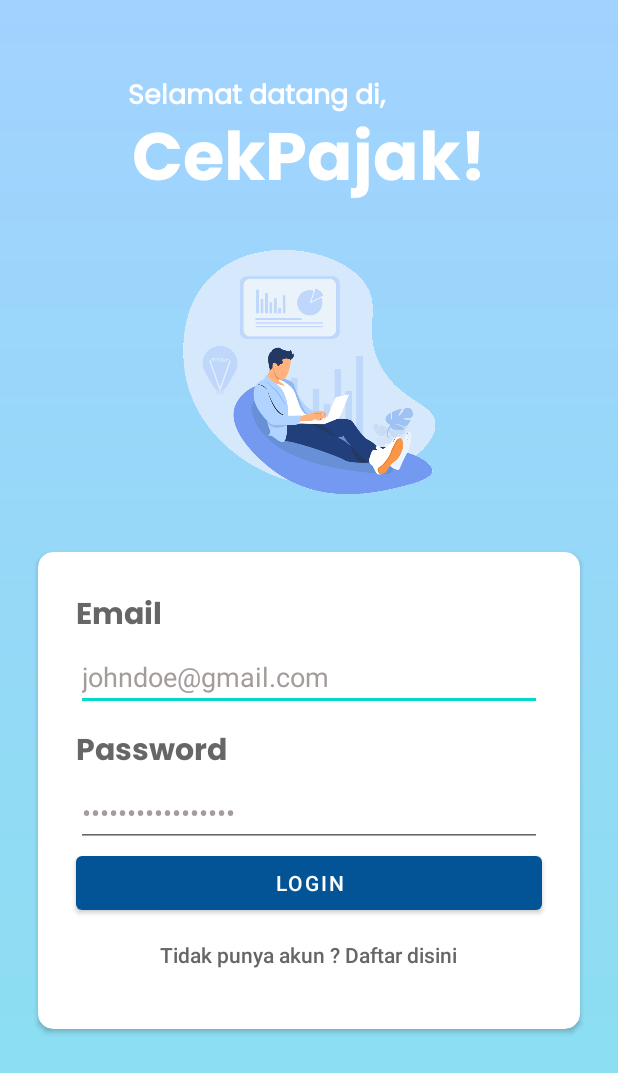
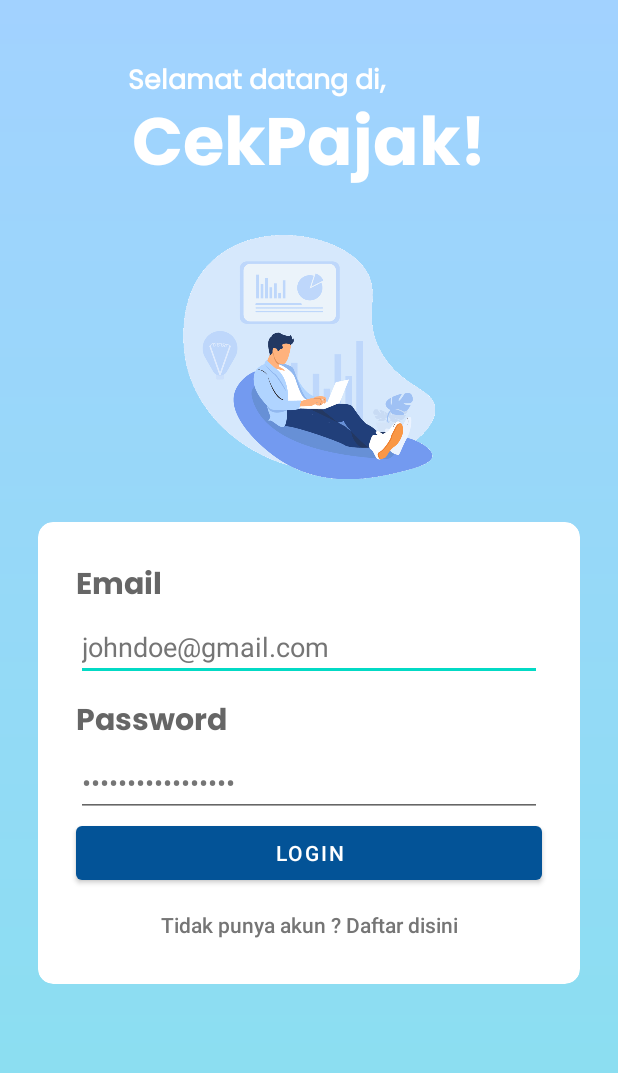
Before and after one commit to ilhamnusantara/AplikasiPPajak, an Android app: the layout activity_login.xml on its own in the app's theme, with its tools: preview values and no code run, on a phone screen of 412 x 824 dp. Shown: the top 1073 px of the screen. Run offline under Robolectric (Android 15) with nearby library versions, the phone set to English and light mode, and no system bars.

Commit message:
[IMP] Tambah fungsi dan database login

```diff
--- a/app/src/main/res/layout/activity_login.xml
+++ b/app/src/main/res/layout/activity_login.xml
@@ -6,30 +6,31 @@
     android:layout_height="match_parent"
     android:background="@drawable/bgnewstyle"
     android:orientation="vertical"
-
+    android:id="@+id/mainLayout"
     tools:context="com.example.cekpajak.views.LoginActivity">
     <TextView
         android:id="@+id/textView4"
         android:layout_width="match_parent"
         android:layout_height="wrap_content"
         android:layout_marginStart="85dp"
-        android:layout_marginTop="50dp"
+        android:layout_marginTop="40dp"
         android:fontFamily="@font/poppins_regular"
         android:text="@string/login_welcome_1"
         android:textAlignment="textStart"
         android:textColor="#FFF"
         android:textSize="8pt"
         android:textStyle="bold"
-        android:typeface="sans" />
+        android:typeface="sans"
+        tools:ignore="TextContrastCheck" />
 
     <TextView
         android:id="@+id/textView2"
         android:layout_width="match_parent"
         android:layout_height="68dp"
         android:layout_marginTop="-10dp"
+        android:fontFamily="@font/poppins_bold"
         android:text="@string/app_name"
         android:textAlignment="center"
-        android:fontFamily="@font/poppins_bold"
         android:textColor="#FFF"
         android:textSize="20pt"
         android:textStyle="bold"
@@ -47,7 +48,7 @@
         android:layout_width="match_parent"
         android:layout_height="wrap_content"
         android:background="#FFF"
-        android:layout_marginTop="20dp"
+        android:layout_marginTop="10dp"
         app:cardCornerRadius="10dp"
         android:layout_marginLeft="25dp"
         android:layout_marginRight="25dp"
@@ -66,7 +67,7 @@
                 android:text="Email"
                 android:fontFamily="@font/poppins_bold"
                 android:textColor="#666666"
-                android:textSize="20dp"
+                android:textSize="20sp"
                 android:typeface="sans"
                 />
 
@@ -76,10 +77,10 @@
                 android:layout_width="match_parent"
                 android:layout_marginLeft="25dp"
                 android:layout_marginRight="25dp"
-                android:textColor="#A59B9B"
+                android:textColor="#757575"
                 android:hint="Email"
                 tools:text="johndoe@gmail.com"
-                />
+                android:inputType="textEmailAddress" />
 
             <TextView
                 android:layout_height="wrap_content"
@@ -90,21 +91,21 @@
                 android:text="Password"
                 android:fontFamily="@font/poppins_bold"
                 android:textColor="#666666"
-                android:textSize="20dp"
+                android:textSize="20sp"
                 android:typeface="sans"
                 />
 
             <EditText
                 android:id="@+id/password"
+                android:layout_width="match_parent"
                 android:layout_height="wrap_content"
-                android:layout_width="match_parent"
                 android:layout_marginLeft="25dp"
                 android:layout_marginRight="25dp"
-                android:textColor="#A59B9B"
                 android:hint="Email"
+                android:inputType="textPassword"
+                android:textColor="#757575"
                 tools:text="johndoe@gmail.com"
-                android:inputType="textPassword"
-                />
+                android:importantForAutofill="no" />
 
             <Button
                 android:id="@+id/login"
@@ -118,12 +119,14 @@
 
             <Button
                 android:id="@+id/register"
-                android:layout_width="wrap_content"
+                android:layout_width="match_parent"
                 android:layout_height="wrap_content"
-                android:layout_marginBottom="25dp"
-                style="@style/Widget.AppCompat.Button.Borderless"
-                android:textColor="#666666"
+                android:layout_marginLeft="25dp"
+                android:layout_marginRight="25dp"
+                android:layout_marginBottom="15dp"
+                android:textColor="#757575"
                 android:textAllCaps="false"
+                style="?android:attr/borderlessButtonStyle"
                 android:text="Tidak punya akun ? Daftar disini"
                 android:layout_gravity="center"/>
         </LinearLayout>
--- a/settings.gradle
+++ b/settings.gradle
@@ -1,2 +1,2 @@
 include ':app'
-rootProject.name = "PerhitunganPajak2"
+rootProject.name = "CekPajak"
```
Also changed, not shown: app/src/main/AndroidManifest.xml (+4 -3 lines), app/src/main/java/com/example/cekpajak/helpers/Db.java (renamed from app/src/main/java/com/example/cekpajak/helpers/db.java, +4 -4 lines), app/src/main/java/com/example/cekpajak/views/LoginActivity.java (+80 -0 lines), 2 other files.
